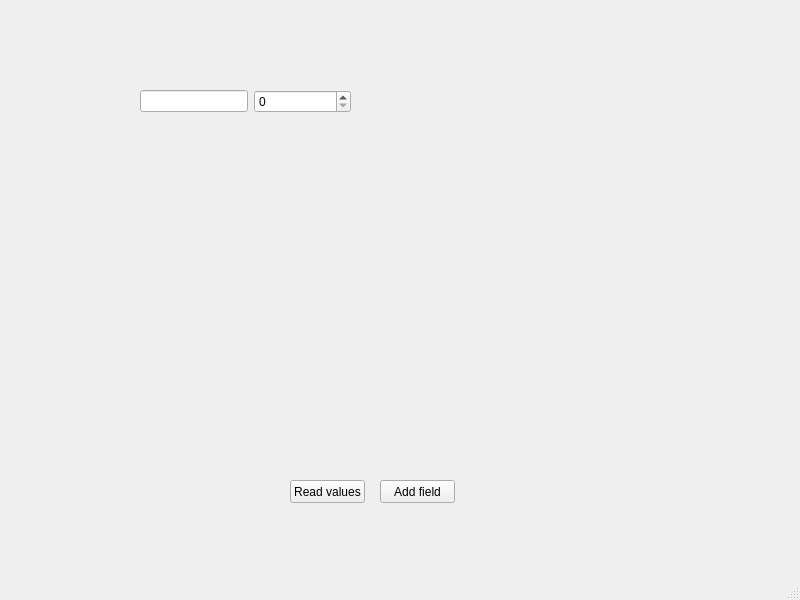
Qt form cr_cash_register_screen.ui (bl1nkker/pyqt5-cash-register) before a commit.
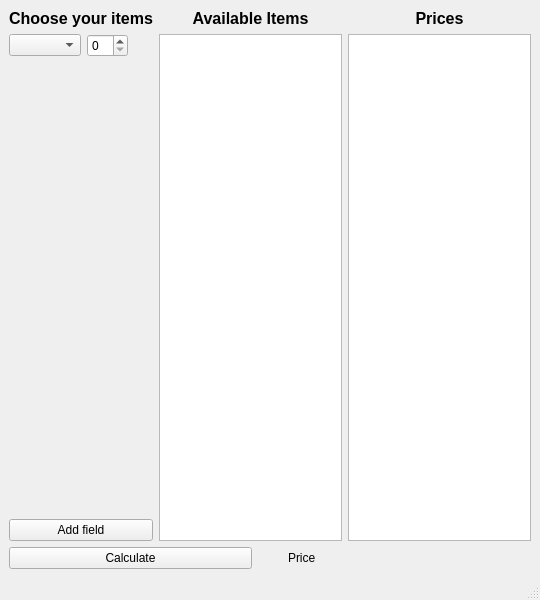
The same form after that commit.

Commit message: feat: completed cash register screen

The edit to the form file:
```diff
--- a/cr_cash_register_screen.ui
+++ b/cr_cash_register_screen.ui
@@ -6,7 +6,7 @@
    <rect>
     <x>0</x>
     <y>0</y>
-    <width>800</width>
+    <width>540</width>
     <height>600</height>
    </rect>
   </property>
@@ -14,50 +14,162 @@
    <string>MainWindow</string>
   </property>
   <widget class="QWidget" name="centralwidget">
-   <widget class="QPushButton" name="pushButton">
-    <property name="geometry">
-     <rect>
-      <x>380</x>
-      <y>480</y>
-      <width>75</width>
-      <height>23</height>
-     </rect>
-    </property>
-    <property name="text">
-     <string>Add field</string>
-    </property>
-   </widget>
-   <widget class="QWidget" name="formLayoutWidget">
-    <property name="geometry">
-     <rect>
-      <x>140</x>
-      <y>90</y>
-      <width>211</width>
-      <height>80</height>
-     </rect>
-    </property>
-    <layout class="QFormLayout" name="formLayout">
-     <item row="0" column="0">
-      <widget class="QLineEdit" name="lineEdit"/>
-     </item>
-     <item row="0" column="1">
-      <widget class="QSpinBox" name="spinBox"/>
-     </item>
-    </layout>
-   </widget>
-   <widget class="QPushButton" name="pushButton_2">
-    <property name="geometry">
-     <rect>
-      <x>290</x>
-      <y>480</y>
-      <width>75</width>
-      <height>23</height>
-     </rect>
-    </property>
-    <property name="text">
-     <string>Read values</string>
-    </property>
-   </widget>
+   <layout class="QVBoxLayout" name="verticalLayout_4">
+    <item>
+     <layout class="QHBoxLayout" name="horizontalLayout_3">
+      <item>
+       <layout class="QVBoxLayout" name="verticalLayout_3">
+        <item>
+         <widget class="QLabel" name="label_4">
+          <property name="sizePolicy">
+           <sizepolicy hsizetype="Minimum" vsizetype="Fixed">
+            <horstretch>0</horstretch>
+            <verstretch>0</verstretch>
+           </sizepolicy>
+          </property>
+          <property name="font">
+           <font>
+            <pointsize>12</pointsize>
+            <weight>75</weight>
+            <bold>true</bold>
+           </font>
+          </property>
+          <property name="text">
+           <string>Choose your items</string>
+          </property>
+          <property name="alignment">
+           <set>Qt::AlignCenter</set>
+          </property>
+         </widget>
+        </item>
+        <item>
+         <layout class="QFormLayout" name="formLayout_2">
+          <property name="fieldGrowthPolicy">
+           <enum>QFormLayout::AllNonFixedFieldsGrow</enum>
+          </property>
+          <property name="labelAlignment">
+           <set>Qt::AlignLeading|Qt::AlignLeft|Qt::AlignTop</set>
+          </property>
+          <item row="0" column="0">
+           <widget class="QComboBox" name="comboBox">
+            <property name="sizePolicy">
+             <sizepolicy hsizetype="Preferred" vsizetype="Fixed">
+              <horstretch>0</horstretch>
+              <verstretch>0</verstretch>
+             </sizepolicy>
+            </property>
+           </widget>
+          </item>
+          <item row="0" column="1">
+           <widget class="QSpinBox" name="spinBox">
+            <property name="sizePolicy">
+             <sizepolicy hsizetype="Fixed" vsizetype="Fixed">
+              <horstretch>0</horstretch>
+              <verstretch>0</verstretch>
+             </sizepolicy>
+            </property>
+           </widget>
+          </item>
+         </layout>
+        </item>
+        <item>
+         <widget class="QPushButton" name="addFieldButton">
+          <property name="text">
+           <string>Add field</string>
+          </property>
+         </widget>
+        </item>
+       </layout>
+      </item>
+      <item>
+       <layout class="QHBoxLayout" name="horizontalLayout">
+        <item>
+         <layout class="QVBoxLayout" name="verticalLayout">
+          <item>
+           <widget class="QLabel" name="label">
+            <property name="font">
+             <font>
+              <pointsize>12</pointsize>
+              <weight>75</weight>
+              <bold>true</bold>
+             </font>
+            </property>
+            <property name="text">
+             <string>Available Items</string>
+            </property>
+            <property name="alignment">
+             <set>Qt::AlignCenter</set>
+            </property>
+           </widget>
+          </item>
+          <item>
+           <widget class="QListWidget" name="itemsList"/>
+          </item>
+         </layout>
+        </item>
+        <item>
+         <layout class="QVBoxLayout" name="verticalLayout_2">
+          <item>
+           <widget class="QLabel" name="label_2">
+            <property name="font">
+             <font>
+              <pointsize>12</pointsize>
+              <weight>75</weight>
+              <bold>true</bold>
+             </font>
+            </property>
+            <property name="text">
+             <string>Prices</string>
+            </property>
+            <property name="alignment">
+             <set>Qt::AlignCenter</set>
+            </property>
+           </widget>
+          </item>
+          <item>
+           <widget class="QListWidget" name="pricesList"/>
+          </item>
+         </layout>
+        </item>
+       </layout>
+      </item>
+     </layout>
+    </item>
+    <item>
+     <layout class="QHBoxLayout" name="horizontalLayout_2">
+      <item>
+       <widget class="QPushButton" name="calculateButton">
+        <property name="text">
+         <string>Calculate</string>
+        </property>
+       </widget>
+      </item>
+      <item>
+       <spacer name="horizontalSpacer">
+        <property name="orientation">
+         <enum>Qt::Horizontal</enum>
+        </property>
+        <property name="sizeType">
+         <enum>QSizePolicy::Fixed</enum>
+        </property>
+        <property name="sizeHint" stdset="0">
+         <size>
+          <width>30</width>
+          <height>20</height>
+         </size>
+        </property>
+       </spacer>
+      </item>
+      <item>
+       <widget class="QLabel" name="totalLabel">
+        <property name="text">
+         <string>Price</string>
+        </property>
+       </widget>
+      </item>
+     </layout>
+    </item>
+   </layout>
   </widget>
   <widget class="QMenuBar" name="menubar">
    <property name="geometry">
```
Left out of the diff: 2 changed lines with no effect on the pictures. The commit also changes 4 other files.
